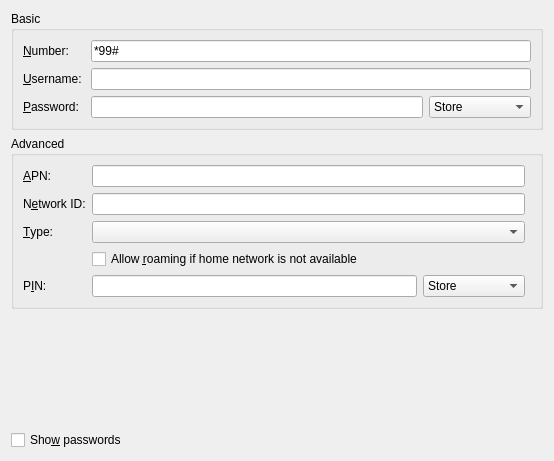
KDE/plasma-nm, file lib/editor/ui/gsm.ui: the form before one commit.
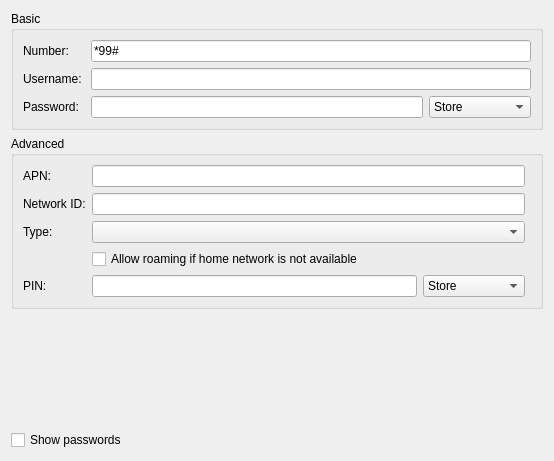
The form after the commit. Custom widgets are drawn as their Qt base class.

What changed in the file:
```diff
--- a/lib/editor/ui/gsm.ui
+++ b/lib/editor/ui/gsm.ui
@@ -21,7 +21,7 @@
       <item row="0" column="0">
        <widget class="QLabel" name="label">
         <property name="text">
-         <string>&amp;Number:</string>
+         <string>Number:</string>
         </property>
         <property name="buddy">
          <cstring>number</cstring>
@@ -38,7 +38,7 @@
       <item row="1" column="0" colspan="2">
        <widget class="QLabel" name="label_2">
         <property name="text">
-         <string>&amp;Username:</string>
+         <string>Username:</string>
         </property>
         <property name="buddy">
          <cstring>username</cstring>
@@ -51,7 +51,7 @@
       <item row="2" column="0">
        <widget class="QLabel" name="label_3">
         <property name="text">
-         <string>&amp;Password:</string>
+         <string>Password:</string>
         </property>
         <property name="buddy">
          <cstring>password</cstring>
@@ -109,14 +109,14 @@
       <item row="3" column="1" colspan="2">
        <widget class="QCheckBox" name="roaming">
         <property name="text">
-         <string>Allow &amp;roaming if home network is not available</string>
+         <string>Allow roaming if home network is not available</string>
         </property>
        </widget>
       </item>
       <item row="0" column="0">
        <widget class="QLabel" name="label_4">
         <property name="text">
-         <string>&amp;APN:</string>
+         <string>APN:</string>
         </property>
         <property name="buddy">
          <cstring>apn</cstring>
@@ -126,7 +126,7 @@
       <item row="1" column="0">
        <widget class="QLabel" name="labelNetworkId">
         <property name="text">
-         <string>N&amp;etwork ID:</string>
+         <string>Network ID:</string>
         </property>
         <property name="buddy">
          <cstring>networkId</cstring>
@@ -146,7 +146,7 @@
       <item row="2" column="0">
        <widget class="QLabel" name="label_6">
         <property name="text">
-         <string>&amp;Type:</string>
+         <string>Type:</string>
         </property>
         <property name="buddy">
          <cstring>type</cstring>
@@ -156,7 +156,7 @@
       <item row="4" column="0">
        <widget class="QLabel" name="label_7">
         <property name="text">
-         <string>P&amp;IN:</string>
+         <string>PIN:</string>
         </property>
         <property name="buddy">
          <cstring>pin</cstring>
@@ -225,7 +225,7 @@
    <item>
     <widget class="QCheckBox" name="cbShowPasswords">
      <property name="text">
-      <string>Sho&amp;w passwords</string>
+      <string>Show passwords</string>
      </property>
     </widget>
    </item>
```
